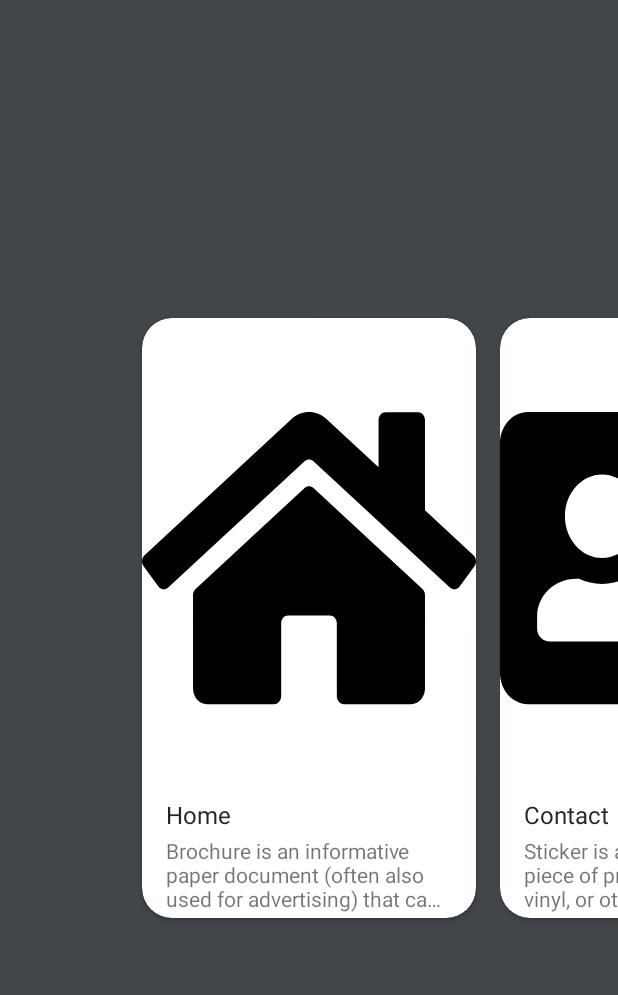
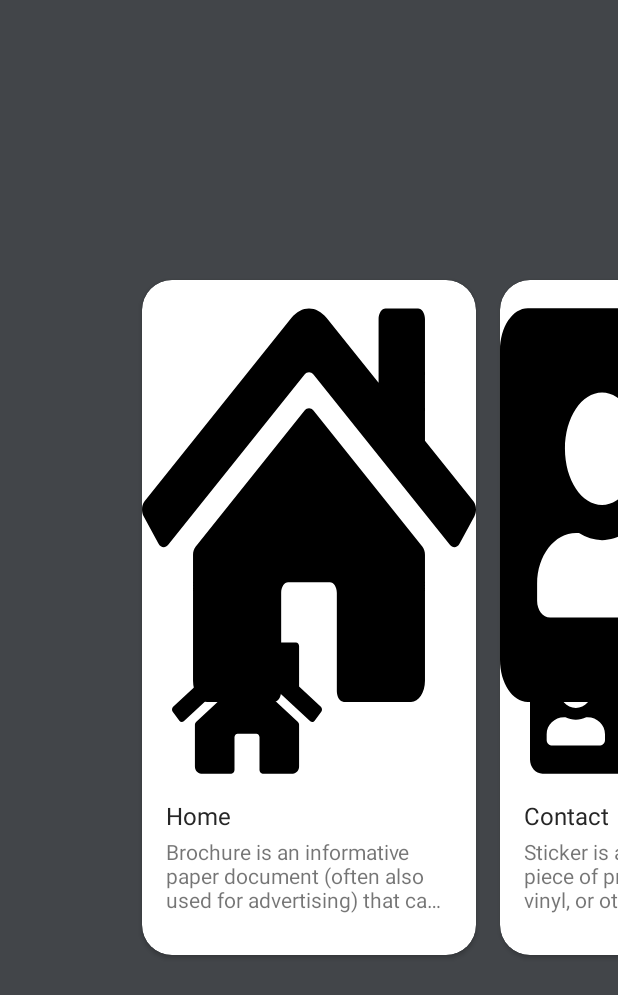
Before and after one commit to the-it-weirdo/ResumeApp-Android, an Android app: the screen it shows after launch (SwipeMenuActivity), on a phone screen of 412 x 824 dp. Shown: the top 995 px of the screen. Run offline under Robolectric (Android 15) with nearby library versions, the phone set to English and light mode, and no system bars.

Commit message:
added app icon

```diff
--- a/app/src/main/java/com/example/kingominho/Adapter.java
+++ b/app/src/main/java/com/example/kingominho/Adapter.java
@@ -5,10 +5,12 @@ import android.content.Intent;
 import android.view.LayoutInflater;
 import android.view.View;
 import android.view.ViewGroup;
+
 import android.widget.ImageView;
 import android.widget.TextView;
 
 import androidx.annotation.NonNull;
+
 import androidx.viewpager.widget.PagerAdapter;
 
 import java.util.List;
@@ -40,18 +42,21 @@ public class Adapter extends PagerAdapter {
         layoutInflater = LayoutInflater.from(context);
         View view = layoutInflater.inflate(R.layout.item, container, false);
 
-        ImageView imageView;
+        ImageView imageView, icon;
         TextView title, desc;
 
+        icon = view.findViewById(R.id.nav_icon);
         imageView = view.findViewById(R.id.image);
         title = view.findViewById(R.id.title);
         desc = view.findViewById(R.id.desc);
 
+
+        icon.setImageResource(models.get(position).getIcon());
         imageView.setImageResource(models.get(position).getImage());
         title.setText(models.get(position).getTitle());
         desc.setText(models.get(position).getDesc());
 
-        //TODO:Change intent target.
+
         view.setOnClickListener(new View.OnClickListener() {
             @Override
             public void onClick(View v) {
--- a/app/src/main/java/com/example/kingominho/Model.java
+++ b/app/src/main/java/com/example/kingominho/Model.java
@@ -2,14 +2,16 @@ package com.example.kingominho;
 
 public class Model {
 
+    private int icon;
     private int image;
     private String title;
     private String desc;
 
-    public Model(int image, String title, String desc) {
+    public Model(int icon, int image, String title, String desc) {
         this.image = image;
         this.title = title;
         this.desc = desc;
+        this.icon = icon;
     }
 
     public int getImage() {
@@ -35,4 +37,12 @@ public class Model {
     public void setDesc(String desc) {
         this.desc = desc;
     }
+
+    public int getIcon() {
+        return icon;
+    }
+
+    public void setIcon(int icon) {
+        this.icon = icon;
+    }
 }
--- a/app/src/main/java/com/example/kingominho/SwipeMenuActivity.java
+++ b/app/src/main/java/com/example/kingominho/SwipeMenuActivity.java
@@ -37,10 +37,11 @@ public class SwipeMenuActivity extends AppCompatActivity {
         setContentView(R.layout.swipe_menu);
 
         models = new ArrayList<>();
-        models.add(new Model(R.drawable.ic_home, "Home", "Brochure is an informative paper document (often also used for advertising) that can be folded into a template"));
-        models.add(new Model(R.drawable.ic_address_card, "Contact", "Sticker is a type of label: a piece of printed paper, plastic, vinyl, or other material with pressure sensitive adhesive on one side"));
-        models.add(new Model(R.drawable.ic_skills, "Skills", "Poster is any piece of printed paper designed to be attached to a wall or vertical surface."));
-        models.add(new Model(R.drawable.ic_project, "Projects", "Business cards are cards bearing business information about a company or individual."));
+        models.add(new Model(R.drawable.ic_home, R.drawable.ic_home,"Home", "Brochure is an informative paper document (often also used for advertising) that can be folded into a template"));
+        models.add(new Model(R.drawable.ic_address_card, R.drawable.ic_address_card, "Contact", "Sticker is a type of label: a piece of printed paper, plastic, vinyl, or other material with pressure sensitive adhesive on one side"));
+        models.add(new Model(R.drawable.ic_skills, R.drawable.ic_skills,"Skills", "Poster is any piece of printed paper designed to be attached to a wall or vertical surface."));
+        models.add(new Model(R.drawable.ic_project, R.drawable.skin_project,"Projects", "Business cards are cards bearing business information about a company or individual."));
+        models.add(new Model(R.drawable.ic_info_outline_black_24dp, R.drawable.ic_project, "About", "Business cards are cards bearing business information about a company or individual."));
 
         adapter = new Adapter(models, this);
 
--- /dev/null
+++ b/app/src/main/res/drawable/ic_info_outline_black_24dp.xml
@@ -0,0 +1,9 @@
+<vector xmlns:android="http://schemas.android.com/apk/res/android"
+        android:width="24dp"
+        android:height="24dp"
+        android:viewportWidth="24.0"
+        android:viewportHeight="24.0">
+    <path
+        android:fillColor="#FF000000"
+        android:pathData="M11,17h2v-6h-2v6zM12,2C6.48,2 2,6.48 2,12s4.48,10 10,10 10,-4.48 10,-10S17.52,2 12,2zM12,20c-4.41,0 -8,-3.59 -8,-8s3.59,-8 8,-8 8,3.59 8,8 -3.59,8 -8,8zM11,9h2L13,7h-2v2z"/>
+</vector>
--- a/app/src/main/res/layout/item.xml
+++ b/app/src/main/res/layout/item.xml
@@ -14,26 +14,37 @@
 
         <RelativeLayout
             android:layout_width="match_parent"
-            android:layout_height="400dp">
+            android:layout_height="450dp">
 
             <ImageView
                 android:id="@+id/image"
+                android:src="@drawable/skin_project"
+                android:layout_width="match_parent"
+                android:scaleType="fitXY"
+                android:layout_height="300dp"/>
+
+            <ImageView
+                android:id="@+id/nav_icon"
+                android:layout_width="100dp"
+                android:layout_height="100dp"
+                android:layout_alignBottom="@id/image"
+                android:scaleType="fitCenter"
+                android:layout_marginBottom="-35dp"
+                android:layout_marginStart="20dp"
+                android:layout_marginLeft="20dp"
                 android:src="@drawable/ic_project"
-                android:scaleType="fitCenter"
-                android:layout_width="match_parent"
-                android:layout_height="300dp"
-                android:layout_marginTop="10dp"/>
+                android:translationZ="20dp" />
 
             <TextView
                 android:id="@+id/title"
+                android:layout_width="wrap_content"
+                android:layout_height="wrap_content"
+                android:layout_below="@id/nav_icon"
+                android:layout_marginLeft="16dp"
+                android:layout_marginTop="46dp"
+                android:text="Brochure"
                 android:textColor="#262626"
-                android:layout_below="@id/image"
-                android:layout_marginTop="10dp"
-                android:layout_marginLeft="16dp"
-                android:text="Brochure"
-                android:textSize="16sp"
-                android:layout_width="wrap_content"
-                android:layout_height="wrap_content" />
+                android:textSize="16sp" />
 
             <TextView
                 android:id="@+id/desc"
```
Also changed, not shown: app/src/main/res/drawable-v24/ic_launcher_foreground.xml (deleted, +0 -34 lines), app/src/main/res/drawable/ic_launcher_foreground.png (added), app/src/main/res/drawable/skin_project.jpg (added), app/src/main/res/mipmap-hdpi/ic_launcher.png, app/src/main/res/mipmap-hdpi/ic_launcher_round.png, app/src/main/res/mipmap-mdpi/ic_launcher.png, app/src/main/res/mipmap-mdpi/ic_launcher_round.png, app/src/main/res/mipmap-xhdpi/ic_launcher.png, app/src/main/res/mipmap-xhdpi/ic_launcher_round.png, app/src/main/res/mipmap-xxhdpi/ic_launcher.png, app/src/main/res/mipmap-xxhdpi/ic_launcher_round.png, app/src/main/res/mipmap-xxxhdpi/ic_launcher.png, app/src/main/res/mipmap-xxxhdpi/ic_launcher_round.png.
